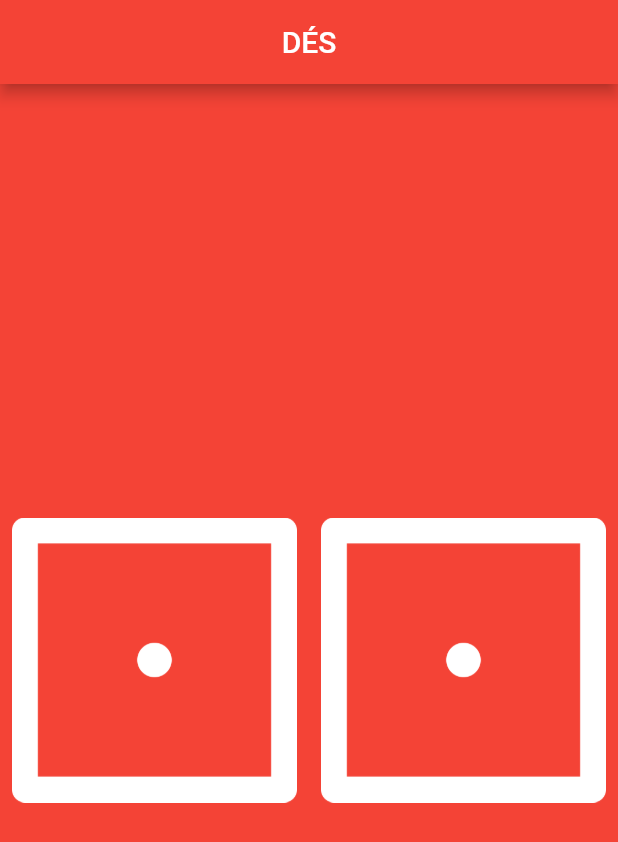
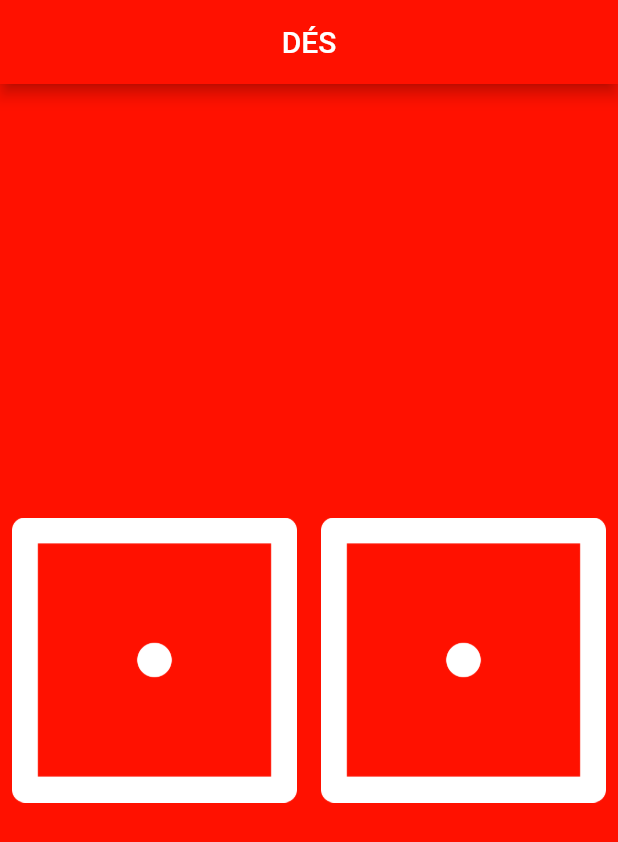
Before and after one commit to Kadmiel55/primedice, a Flutter app: the screen it shows after launch, on a phone screen of 412 x 824 dp. Shown: the top 842 px of the screen. Run offline on Flutter 3.47's test engine with Material 2 defaults, Android fonts, the phone set to English and light mode, and no system bars.

Commit message:
jeux de dé

```diff
--- a/lib/main.dart
+++ b/lib/main.dart
@@ -12,12 +12,12 @@ class JeuxDesScreen extends StatelessWidget {
   Widget build(BuildContext context) {
     return MaterialApp(
       home: Scaffold(
-        backgroundColor: Colors.red,
+        backgroundColor: const Color.fromARGB(255, 255, 17, 0),
         appBar: AppBar(
           title: const Center(
             child: Text("DÉS"),
           ),
-          backgroundColor: Colors.red,
+          backgroundColor: const Color.fromARGB(255, 255, 17, 0),
         ),
         body: const JeuxDesScreene(),
       ),
```
